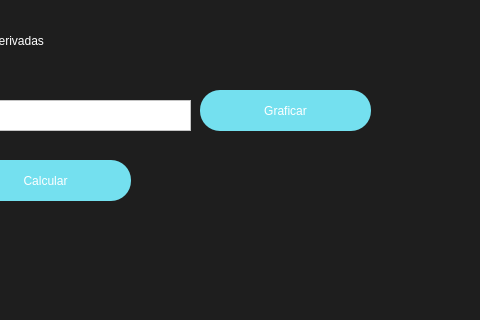
Qt form Derivadas.ui (XMunteR/Calculadora) before a commit; both pictures show x 220 to 700 and y 0 to 320 of the 700 by 500 pixel window.
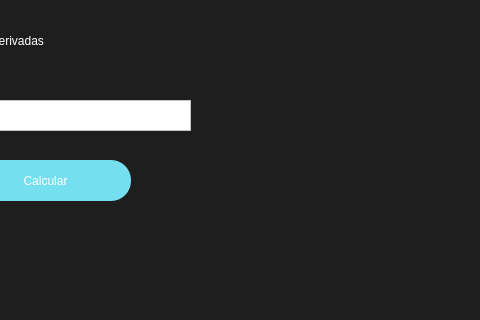
The same form after that commit.

Patch:
```diff
--- a/Derivadas.ui
+++ b/Derivadas.ui
@@ -129,23 +129,6 @@
      <string notr="true">background-color: rgb(255, 255, 255);</string>
     </property>
    </widget>
-   <widget class="QPushButton" name="DerivGraficaButton">
-    <property name="geometry">
-     <rect>
-      <x>420</x>
-      <y>90</y>
-      <width>171</width>
-      <height>41</height>
-     </rect>
-    </property>
-    <property name="styleSheet">
-     <string notr="true">font: 20pt &quot;impact&quot;;
-border-radius:20px;</string>
-    </property>
-    <property name="text">
-     <string>Graficar</string>
-    </property>
-   </widget>
    <widget class="QLabel" name="label_2">
     <property name="geometry">
      <rect>
```
